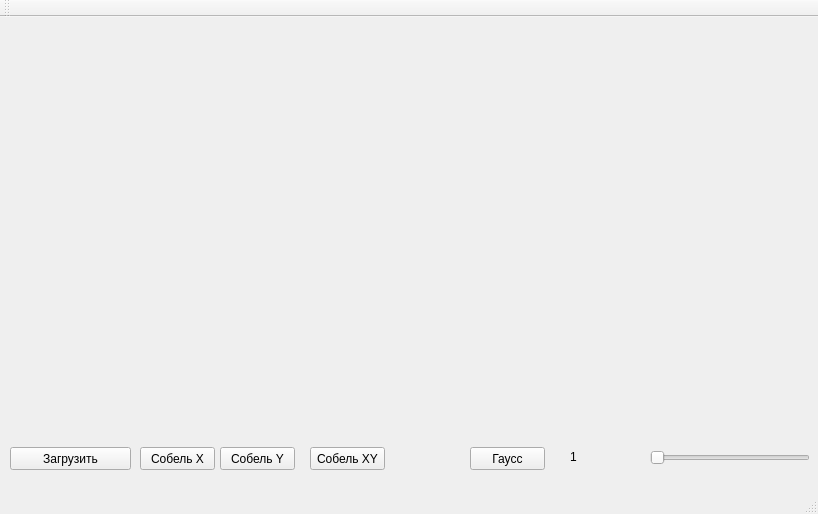
The window that mainwindow.ui (alexey8pcd/CyberVision_Lab1) describes before a commit, drawn with Qt 5.
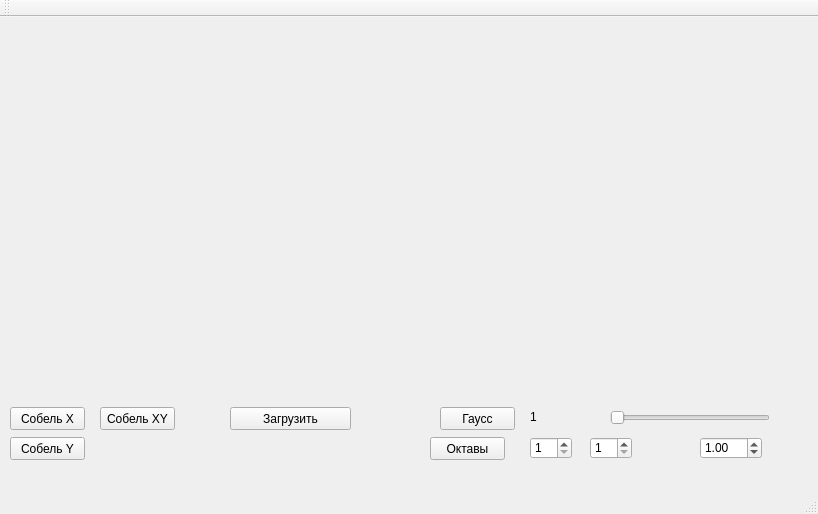
The same window after the commit.

```diff
--- a/mainwindow.ui
+++ b/mainwindow.ui
@@ -17,8 +17,8 @@
    <widget class="QPushButton" name="bLoadImage">
     <property name="geometry">
      <rect>
-      <x>10</x>
-      <y>430</y>
+      <x>230</x>
+      <y>390</y>
       <width>121</width>
       <height>23</height>
      </rect>
@@ -33,7 +33,7 @@
       <x>10</x>
       <y>10</y>
       <width>791</width>
-      <height>401</height>
+      <height>361</height>
      </rect>
     </property>
     <property name="text">
@@ -43,8 +43,8 @@
    <widget class="QPushButton" name="bSobelX">
     <property name="geometry">
      <rect>
-      <x>140</x>
-      <y>430</y>
+      <x>10</x>
+      <y>390</y>
       <width>75</width>
       <height>23</height>
      </rect>
@@ -56,8 +56,8 @@
    <widget class="QPushButton" name="bSobelY">
     <property name="geometry">
      <rect>
-      <x>220</x>
-      <y>430</y>
+      <x>10</x>
+      <y>420</y>
       <width>75</width>
       <height>23</height>
      </rect>
@@ -69,8 +69,8 @@
    <widget class="QPushButton" name="bSobelXY">
     <property name="geometry">
      <rect>
-      <x>310</x>
-      <y>430</y>
+      <x>100</x>
+      <y>390</y>
       <width>75</width>
       <height>23</height>
      </rect>
@@ -82,8 +82,8 @@
    <widget class="QPushButton" name="bGauss">
     <property name="geometry">
      <rect>
-      <x>470</x>
-      <y>430</y>
+      <x>440</x>
+      <y>390</y>
       <width>75</width>
       <height>23</height>
      </rect>
@@ -95,8 +95,8 @@
    <widget class="QSlider" name="sliderRadius">
     <property name="geometry">
      <rect>
-      <x>650</x>
-      <y>430</y>
+      <x>610</x>
+      <y>390</y>
       <width>160</width>
       <height>22</height>
      </rect>
@@ -107,6 +107,12 @@
     <property name="minimum">
      <number>1</number>
     </property>
+    <property name="maximum">
+     <number>128</number>
+    </property>
+    <property name="tracking">
+     <bool>true</bool>
+    </property>
     <property name="orientation">
      <enum>Qt::Horizontal</enum>
     </property>
@@ -114,8 +120,8 @@
    <widget class="QLabel" name="lRadius">
     <property name="geometry">
      <rect>
-      <x>570</x>
-      <y>430</y>
+      <x>530</x>
+      <y>390</y>
       <width>47</width>
       <height>20</height>
      </rect>
@@ -124,6 +130,58 @@
      <string>1</string>
     </property>
    </widget>
+   <widget class="QPushButton" name="bOctaves">
+    <property name="geometry">
+     <rect>
+      <x>430</x>
+      <y>420</y>
+      <width>75</width>
+      <height>23</height>
+     </rect>
+    </property>
+    <property name="text">
+     <string>Октавы</string>
+    </property>
+   </widget>
+   <widget class="QSpinBox" name="spOctavesCount">
+    <property name="geometry">
+     <rect>
+      <x>530</x>
+      <y>420</y>
+      <width>42</width>
+      <height>22</height>
+     </rect>
+    </property>
+    <property name="minimum">
+     <number>1</number>
+    </property>
+   </widget>
+   <widget class="QSpinBox" name="spLevelPerOctave">
+    <property name="geometry">
+     <rect>
+      <x>590</x>
+      <y>420</y>
+      <width>42</width>
+      <height>22</height>
+     </rect>
+    </property>
+    <property name="minimum">
+     <number>1</number>
+    </property>
+   </widget>
+   <widget class="QDoubleSpinBox" name="dsStartSigma">
+    <property name="geometry">
+     <rect>
+      <x>700</x>
+      <y>420</y>
+      <width>62</width>
+      <height>22</height>
+     </rect>
+    </property>
+    <property name="value">
+     <double>1.000000000000000</double>
+    </property>
+   </widget>
   </widget>
   <widget class="QMenuBar" name="menuBar">
    <property name="geometry">
```
